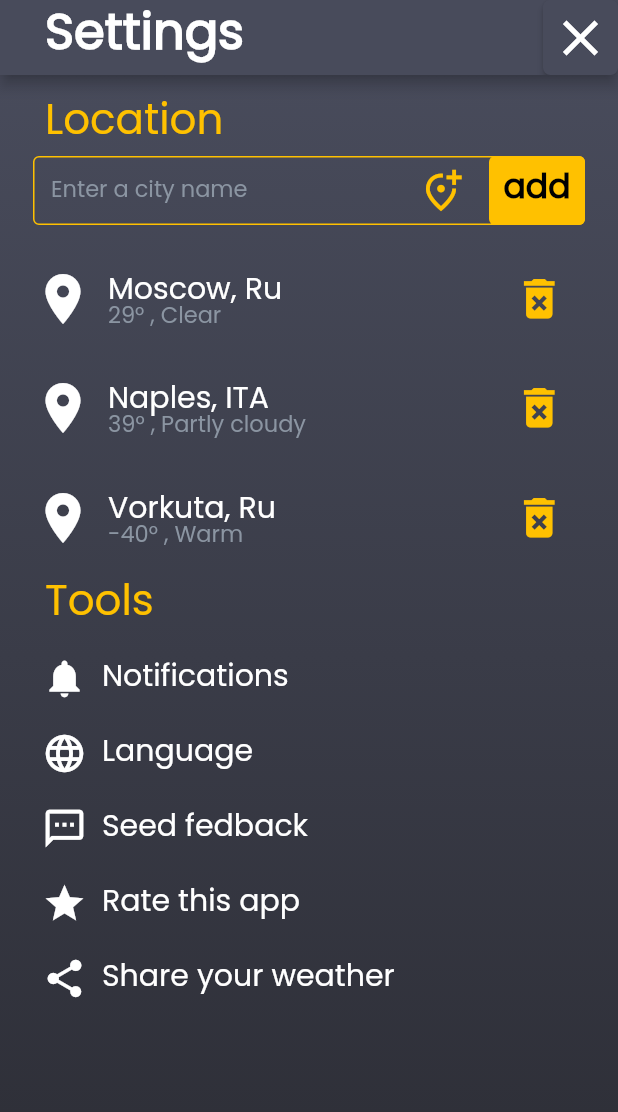
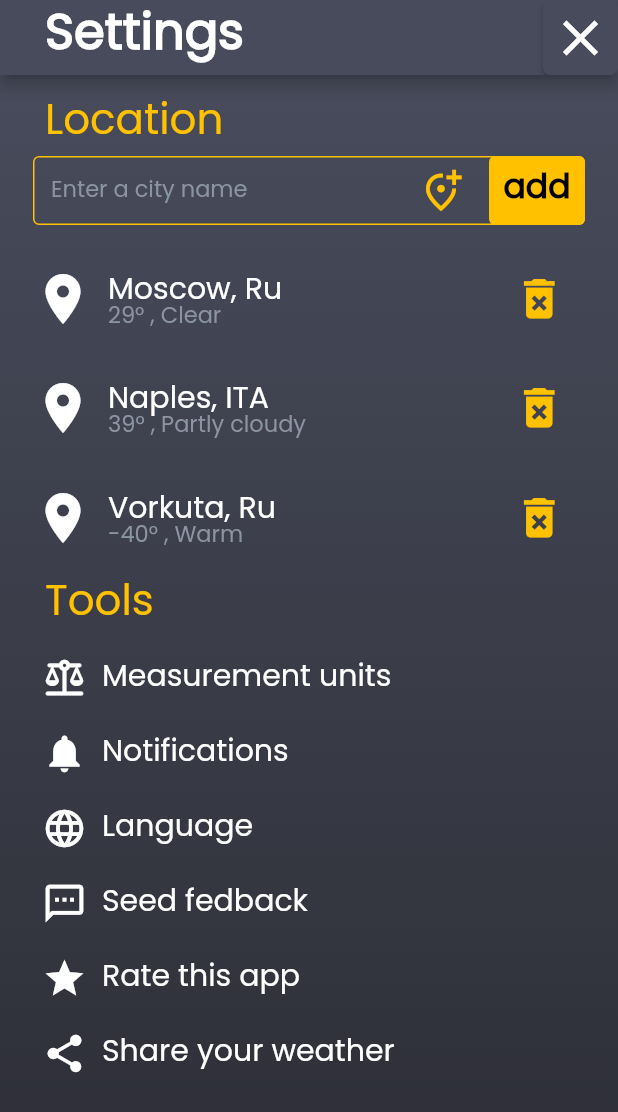
Before and after one commit to ALI-BABAI/weather_forecast_app, a Flutter app: the SettingsScreen screen opened by its route, on a phone screen of 412 x 824 dp. Shown: the top 1112 px of the screen. Run offline on Flutter 3.47's test engine with Material 2 defaults, Android fonts, the phone set to English and light mode, and no system bars; our stand-ins replace simple_gradient_text.

Commit message:
добавлен итем настройки приложения

```diff
--- a/lib/screens/settings_screen/widgets/tools_widget.dart
+++ b/lib/screens/settings_screen/widgets/tools_widget.dart
@@ -10,6 +10,12 @@ final class SettingButtonItem {
 }
 
 final List settingsItems = [
+  SettingButtonItem(
+    buttonName: 'Measurement units',
+    iconType: Icons.balance_rounded,
+    //settings_system_daydream_outlined
+    //balance_rounded
+  ),
   SettingButtonItem(
     buttonName: 'Notifications',
     iconType: Icons.notifications,
```
